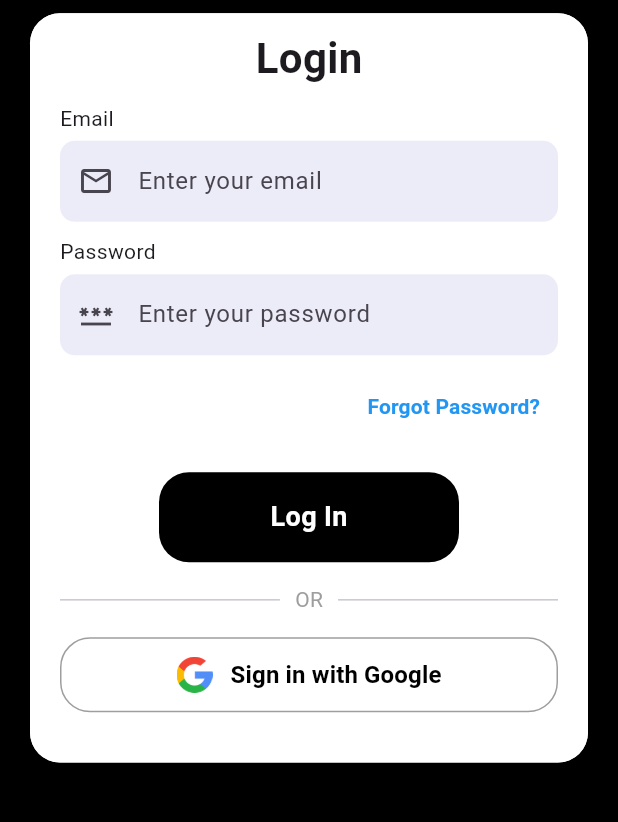
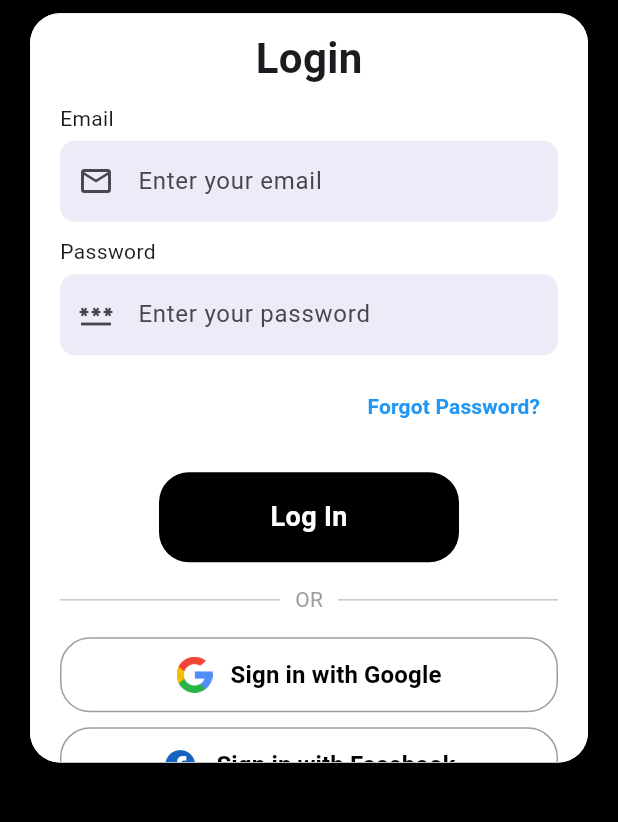
Before and after one commit to hangEX7749/QuickClean, a Flutter app: the screen it shows after launch, on a phone screen of 412 x 824 dp, the part 330-1152 px from its top. Run offline on Flutter 3.47's test engine with Material 3 defaults, Android fonts, the light colour scheme and no system bars; our stand-ins replace animate_do, google_sign_in, supabase_flutter; missing offline and left inert: flutter_facebook_auth; accounts and stored records are empty; generated files the repository leaves out were written again; Roboto replaces fonts that are missing (Poppins).

Commit message:
facebook login (only developer)

```diff
--- a/lib/login.dart
+++ b/lib/login.dart
@@ -169,13 +169,26 @@ class _LoginPageState extends State<LoginPage> {
     setState(() => _isLoading = false);
   }
 
+  Future<void> _signInWithFacebook() async {
+    try {
+      await supabase.auth.signInWithOAuth(
+        OAuthProvider.facebook,
+        // We will configure this custom deep link in Step 2!
+        redirectTo: 'com.example.quickclean://login-callback',
+      );
+    } catch (e) {
+      _showErrorSnackBar("Facebook Sign-In failed: $e");
+    }
+  }
+
   @override
   void initState() {
     super.initState();
 
     // Listen for Auth changes, specifically for 'Password Recovery'
-    supabase.auth.onAuthStateChange.listen((data) {
+    supabase.auth.onAuthStateChange.listen((data) async {
       final AuthChangeEvent event = data.event;
+      final Session? session = data.session;
 
       if (event == AuthChangeEvent.passwordRecovery) {
         // The user clicked the email link! Take them to the new password page.
@@ -183,6 +196,26 @@ class _LoginPageState extends State<LoginPage> {
           context,
           MaterialPageRoute(builder: (context) => const ResetPasswordPage()),
         );
+      } else if (event == AuthChangeEvent.signedIn && session != null) {
+        final user = session.user;
+
+        final userData = await supabase
+            .from('users')
+            .select('role')
+            .eq('id', user.id)
+            .maybeSingle();
+
+        String? role = userData?['role'];
+
+        if (role == 'authenticated') {
+          // Use mounted check because this is async inside a listener
+          if (mounted) Navigator.pushReplacementNamed(context, '/member_home');
+        } else {
+          await supabase.auth.signOut();
+          if (mounted) {
+            _showErrorSnackBar(AppLocalizations.of(context)!.accountNotExist);
+          }
+        }
       }
     });
   }
@@ -405,6 +438,27 @@ class _LoginPageState extends State<LoginPage> {
                               ],
                             ),
                           ),
+                          // Place this right underneath your Google OutlinedButton inside the Column:
+                          const SizedBox(height: 10),
+                          OutlinedButton(
+                            onPressed: _signInWithFacebook,
+                            style: OutlinedButton.styleFrom(
+                              minimumSize: const Size(double.infinity, 50),
+                              side: const BorderSide(color: Colors.grey),
+                              shape: RoundedRectangleBorder(borderRadius: BorderRadius.circular(20)),
+                            ),
+                            child: Row(
+                              mainAxisAlignment: MainAxisAlignment.center,
+                              children: [
+                                Icon(Icons.facebook, color: Colors.blue[800], size: 24),
+                                const SizedBox(width: 12),
+                                const Text(
+                                  'Sign in with Facebook',
+                                  style: TextStyle(color: Colors.black, fontWeight: FontWeight.bold, fontSize: 16),
+                                ),
+                              ],
+                            ),
+                          ),
                           const SizedBox(height: 30),
                           Row(
                             mainAxisAlignment: MainAxisAlignment.center,
--- a/lib/screen/profile.dart
+++ b/lib/screen/profile.dart
@@ -3,6 +3,7 @@ import 'package:quick_clean/state/user_state.dart';
 import 'package:supabase_flutter/supabase_flutter.dart';
 import 'package:flutter_gen/gen_l10n/app_localizations.dart';
 import 'package:google_sign_in/google_sign_in.dart';
+import 'package:flutter_facebook_auth/flutter_facebook_auth.dart';
 
 class ProfilePage extends StatefulWidget {
   const ProfilePage({super.key});
@@ -254,6 +255,9 @@ class _ProfilePageState extends State<ProfilePage> {
       // 2. Sign out from Supabase
       await Supabase.instance.client.auth.signOut();
 
+      // 3. Sign out from facebook
+      await FacebookAuth.instance.logOut();
+
       if (!mounted) return;
 
       Navigator.of(context, rootNavigator: true).pushNamedAndRemoveUntil(
--- a/pubspec.yaml
+++ b/pubspec.yaml
@@ -41,6 +41,7 @@ dependencies:
   supabase_flutter: ^2.12.2
   animate_do: ^4.2.0
   google_sign_in: ^6.2.1
+  flutter_facebook_auth: ^7.1.6
 
 dev_dependencies:
   flutter_test:
```
Also changed, not shown: pubspec.lock, 8 other files.
